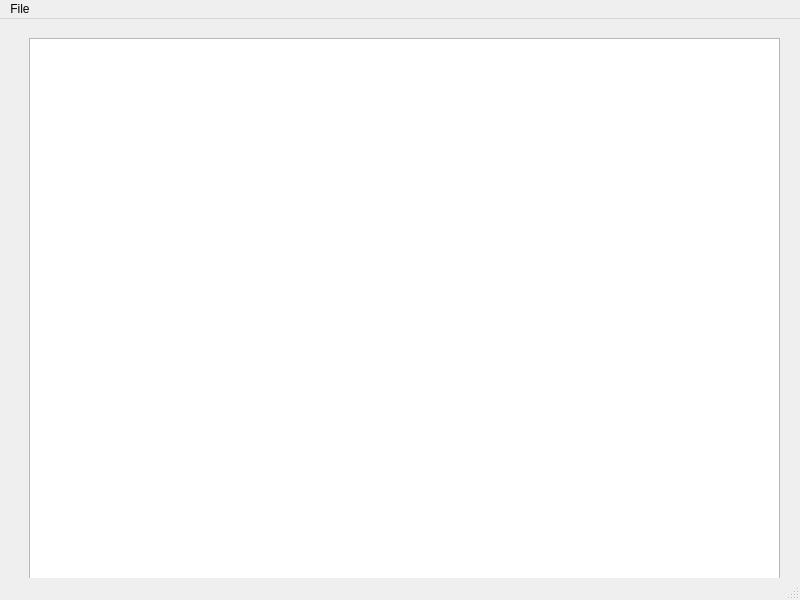
The window that Notepad/mainwindow.ui (Vieloooo/wiki-notes) describes before a commit, drawn with Qt 5.
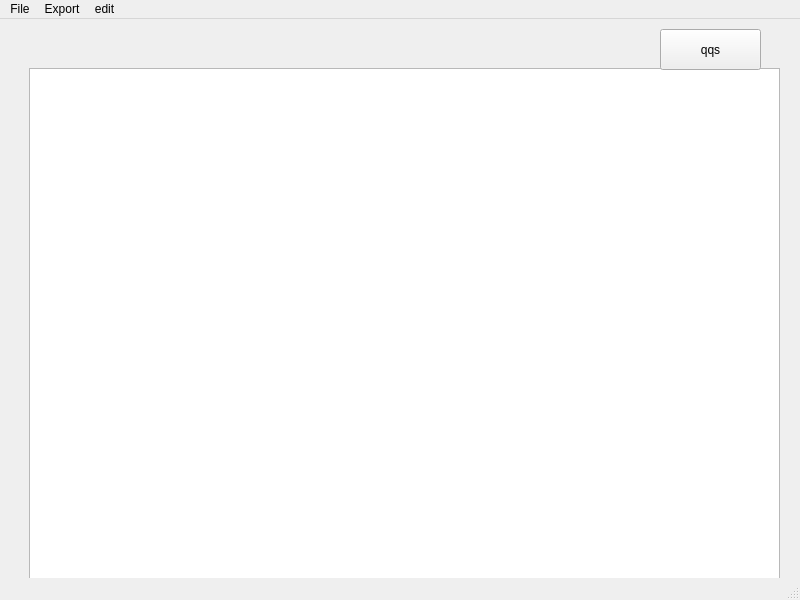
The same window after the commit.

What changed in the file:
```diff
--- a/Notepad/mainwindow.ui
+++ b/Notepad/mainwindow.ui
@@ -18,9 +18,9 @@
     <property name="geometry">
      <rect>
       <x>29</x>
-      <y>19</y>
+      <y>49</y>
       <width>751</width>
-      <height>541</height>
+      <height>511</height>
      </rect>
     </property>
     <layout class="QVBoxLayout" name="verticalLayout">
@@ -29,6 +29,19 @@
      </item>
     </layout>
    </widget>
+   <widget class="QPushButton" name="pushButton">
+    <property name="geometry">
+     <rect>
+      <x>660</x>
+      <y>10</y>
+      <width>101</width>
+      <height>41</height>
+     </rect>
+    </property>
+    <property name="text">
+     <string>qqs</string>
+    </property>
+   </widget>
   </widget>
   <widget class="QMenuBar" name="menubar">
    <property name="geometry">
@@ -47,7 +60,27 @@
     <addaction name="actionOpen"/>
     <addaction name="actionSave"/>
    </widget>
+   <widget class="QMenu" name="menuExport">
+    <property name="title">
+     <string>Export</string>
+    </property>
+    <addaction name="actiontoPDF"/>
+    <addaction name="actiontoHTML"/>
+   </widget>
+   <widget class="QMenu" name="menuedit">
+    <property name="title">
+     <string>edit</string>
+    </property>
+    <addaction name="actioncopy"/>
+    <addaction name="actionpaste"/>
+    <addaction name="actioncut"/>
+    <addaction name="actionredo"/>
+    <addaction name="actionundo"/>
+    <addaction name="actionchoose_2"/>
+   </widget>
    <addaction name="menuFile"/>
+   <addaction name="menuExport"/>
+   <addaction name="menuedit"/>
   </widget>
   <widget class="QStatusBar" name="statusbar"/>
   <action name="actionNew">
```
Left out of the diff: 61 changed lines with no effect on the pictures.
